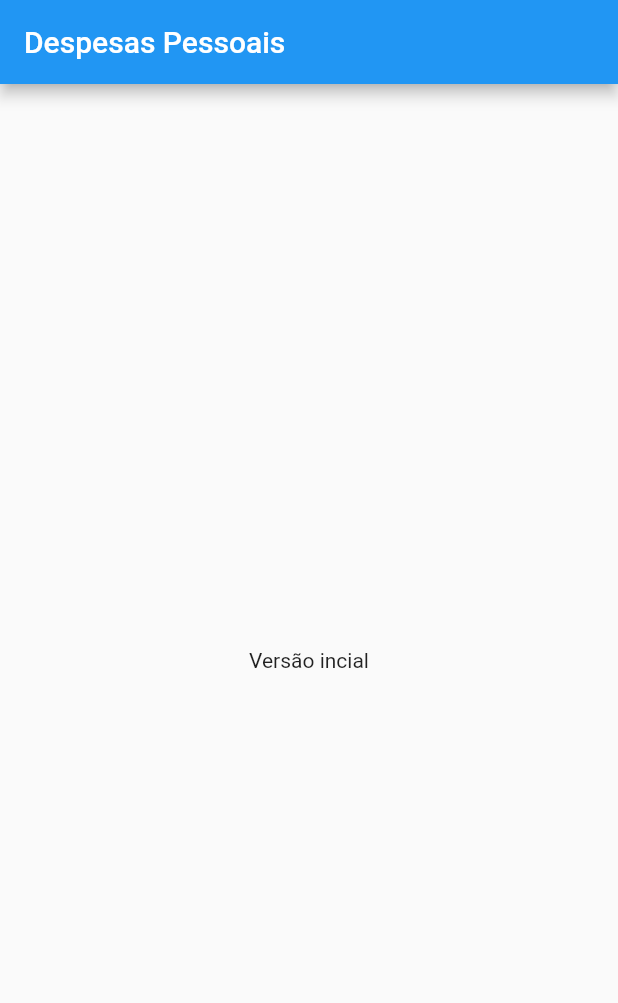
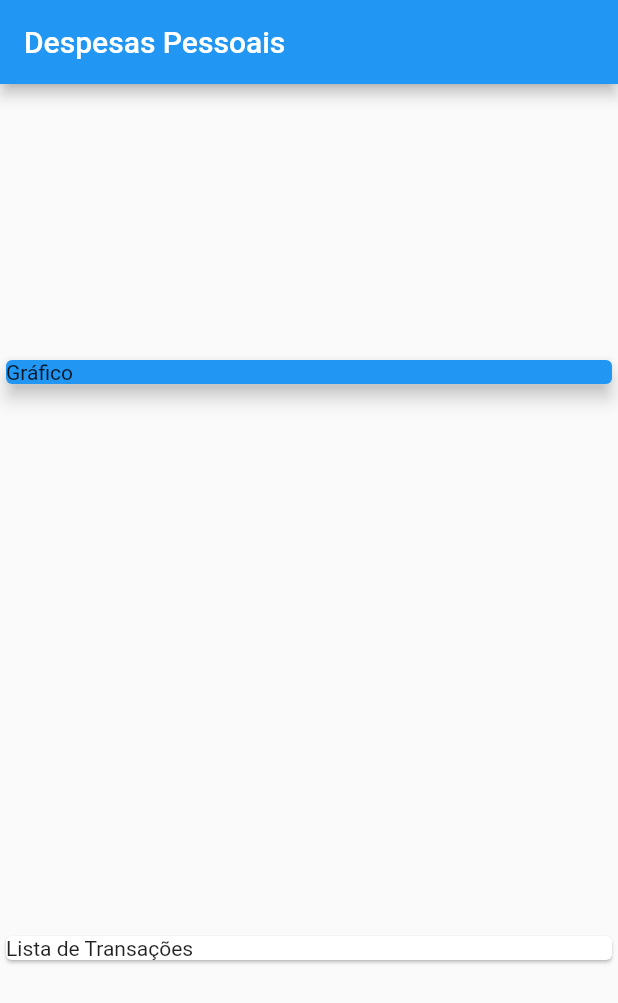
Before and after one commit to diegojaldim/expenses_app, a Flutter app: the screen it shows after launch, on a phone screen of 412 x 824 dp. Shown: the top 1003 px of the screen. Run offline on Flutter 3.47's test engine with Material 2 defaults, Android fonts, the phone set to English and light mode, and no system bars.

```diff
--- a/lib/main.dart
+++ b/lib/main.dart
@@ -1,3 +1,4 @@
+import 'package:expenses/models/transaction.dart';
 import 'package:flutter/material.dart';
 
 void main() {
@@ -9,6 +10,7 @@ class ExpensesApp extends StatelessWidget {
   @override
   Widget build(BuildContext context) {
     return MaterialApp(
+      title: 'Expenses',
       home: MyHomePage()
     );
   }
@@ -17,14 +19,43 @@ class ExpensesApp extends StatelessWidget {
 
 class MyHomePage extends StatelessWidget {
 
+  final _transactions = [
+    Transaction(
+      id: 't1',
+      title: 'Novo Tenis de Corrida',
+      value: 310.76,
+      date: DateTime.now()
+    ),
+    Transaction(
+      id: 't2',
+      title: 'Conta de Luz',
+      value: 260.99,
+      date: DateTime.now()
+    ),
+  ];
+
   @override
   Widget build(BuildContext context) {
     return Scaffold(
       appBar: AppBar(
         title: Text('Despesas Pessoais'),
       ),
-      body: Center(
-        child: Text('Versão incial'),
+      body: Column(
+        mainAxisAlignment: MainAxisAlignment.spaceAround,
+        crossAxisAlignment: CrossAxisAlignment.stretch,
+        children: <Widget>[
+          Container(
+            width: double.infinity,
+            child: Card(
+              color: Colors.blue,
+              child: Text('Gráfico'),
+              elevation: 5,
+            ),
+          ),
+          Card(
+            child: Text('Lista de Transações'),
+          )
+        ],
       ),
     );
   }
--- /dev/null
+++ b/lib/models/transaction.dart
@@ -0,0 +1,18 @@
+class Transaction {
+
+  final String id;
+
+  final String title;
+
+  final double value;
+
+  final DateTime date;
+
+  Transaction({
+    required this.id,
+    required this.title,
+    required this.value,
+    required this.date
+  });
+
+}
```
